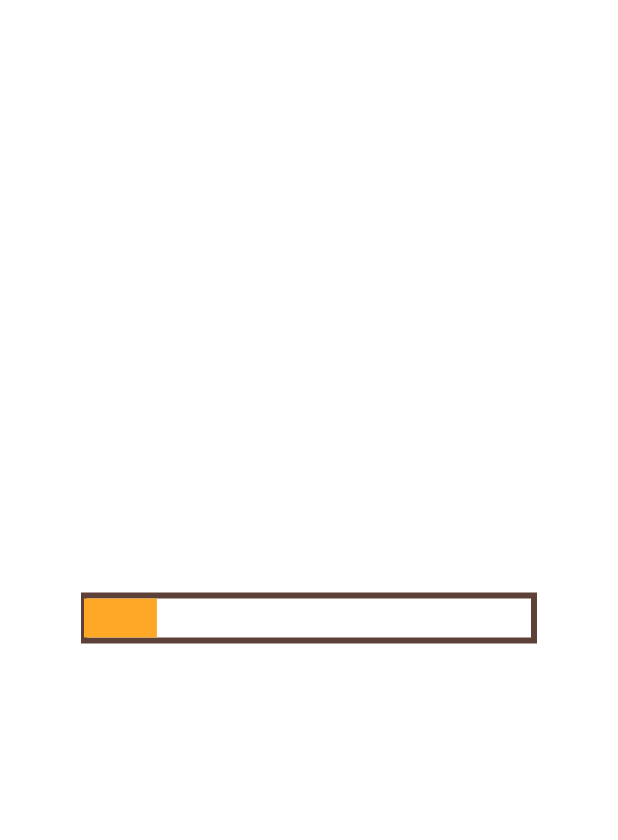
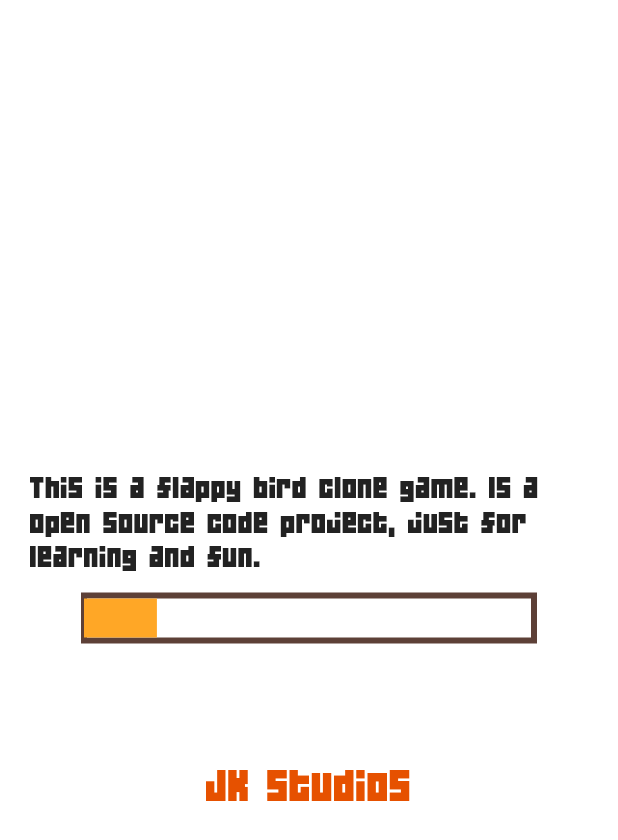
Before and after one commit to jpablomartinez/flappy_dash_ce, a Flutter app: the first screen one second after launch, on a phone screen of 412 x 824 dp. Shown: the top 840 px of the screen. Run offline on Flutter 3.47's test engine with Material 3 defaults, Android fonts, the light colour scheme and no system bars; our stand-ins replace audioplayers, logger, shared_preferences, vibration.

Commit message:
text and logo, vibration support and restart audio after game over

```diff
--- a/lib/loader_view.dart
+++ b/lib/loader_view.dart
@@ -1,5 +1,6 @@
 import 'package:flappy_dash_ce/core/game_state.dart';
 import 'package:flappy_dash_ce/core/loader_painter.dart';
+import 'package:flappy_dash_ce/core/logo.dart';
 import 'package:flappy_dash_ce/game_view.dart';
 import 'package:flappy_dash_ce/game/loader_controller.dart';
 import 'package:flutter/material.dart';
@@ -13,22 +14,12 @@ class LoaderScreenView extends StatefulWidget {
 
 class LoaderScreenViewState extends State<LoaderScreenView> {
   late LoaderController loaderController;
+  late Logo logo;
   late GameState gameState;
-
-  /*void _onTick(Duration elapsed) {
-    final now = DateTime.now().microsecondsSinceEpoch;
-    final dt = (now - _lastTime) / 1e6;
-    _lastTime = now;
-    loaderController.update(dt);
-    if (loaderController.progress >= 100) {
-      loaderController.stop();
-      Navigator.pushReplacement(context, MaterialPageRoute(builder: (_) => const GameView()));
-    }
-    setState(() {});
-  }*/
 
   @override
   void initState() {
+    logo = Logo();
     gameState = GameState.loading;
     loaderController = LoaderController();
     loaderController.loadAssets();
@@ -51,12 +42,13 @@ class LoaderScreenViewState extends State<LoaderScreenView> {
   @override
   Widget build(BuildContext context) {
     Size size = MediaQuery.of(context).size;
+    logo.size = size;
     return SafeArea(
       child: Container(
         color: Colors.white,
         child: CustomPaint(
           painter: LoaderPainter(
-            ui: [loaderController.loader],
+            ui: [loaderController.loader, logo],
             gameState: gameState,
             size: size,
           ),
--- /dev/null
+++ b/lib/utils/text.dart
@@ -0,0 +1,19 @@
+import 'dart:ui';
+
+Paragraph renderText(
+  String text,
+  double fontSize,
+  Color color, {
+  double height = 1,
+}) {
+  ParagraphStyle style = ParagraphStyle(
+    fontSize: fontSize,
+    fontFamily: 'FlappyBirdy',
+    height: height,
+  );
+  ParagraphBuilder paragraphBuilder = ParagraphBuilder(style);
+  TextStyle textStyle = TextStyle(color: color);
+  paragraphBuilder.pushStyle(textStyle);
+  paragraphBuilder.addText(text);
+  return paragraphBuilder.build()..layout(const ParagraphConstraints(width: double.infinity));
+}
--- a/pubspec.yaml
+++ b/pubspec.yaml
@@ -14,6 +14,7 @@ dependencies:
     logger: ^2.5.0
     shared_preferences: ^2.5.3
     audioplayers: ^6.4.0
+    vibration: ^3.1.3
 
 dev_dependencies:
     flutter_test:
```
Also changed, not shown: lib/core/audio/audio.dart (+10 -0 lines), lib/core/logo.dart (added, +31 -0 lines), lib/core/vibrate.dart (added, +16 -0 lines), lib/game/game_controller.dart (+8 -0 lines), lib/game/game_over_screen.dart (+1 -9 lines), lib/core/audio/song.dart (deleted), pubspec.lock, 1 other file.
